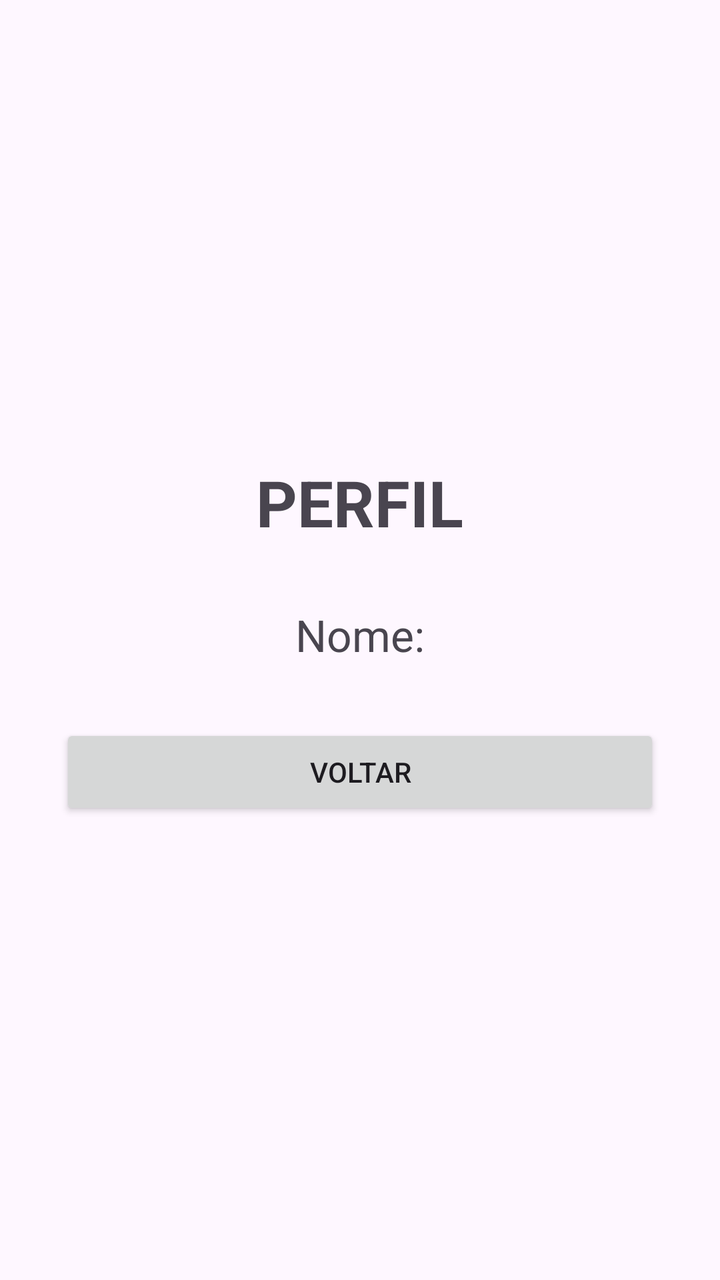
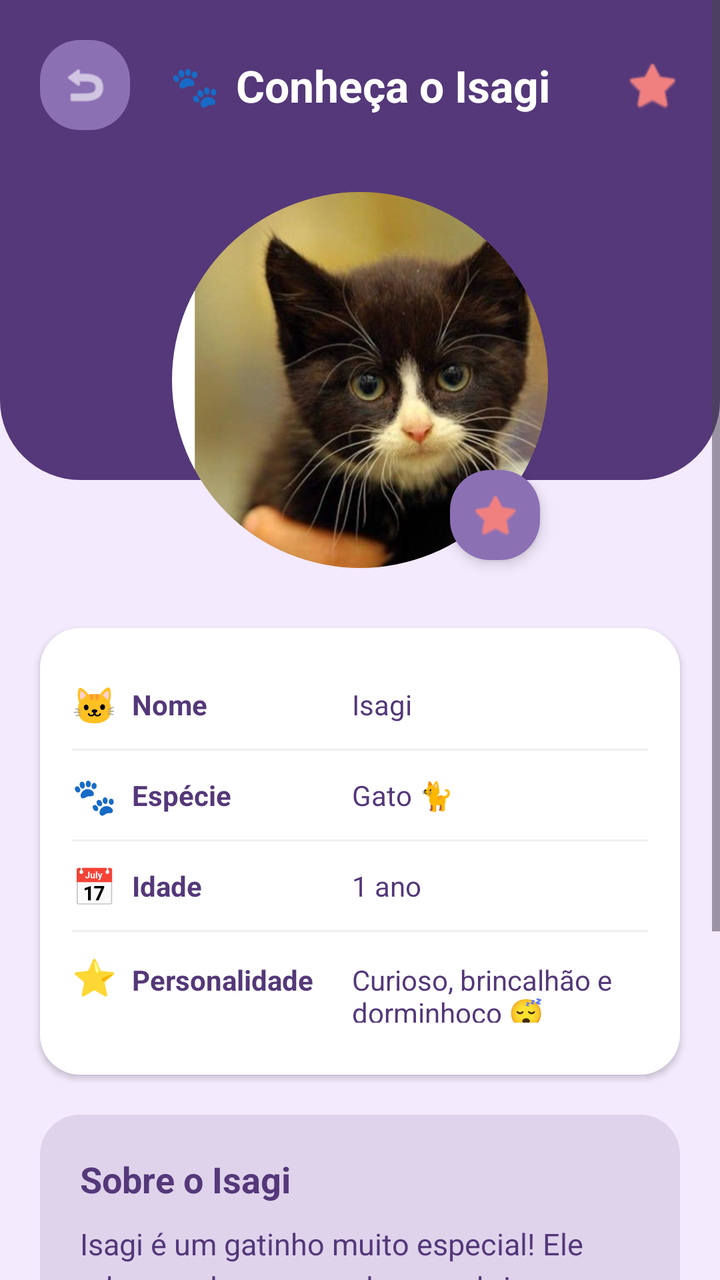

An Android layout rendered at two revisions. The XML below is the earlier revision; the diff shows what the commit changed to produce the second picture.
<!-- AndroidManifest.xml: application theme Theme.AttCarol -->
<!-- res/layout/activity_perfil.xml -->
<?xml version="1.0" encoding="utf-8"?>
<LinearLayout
    xmlns:android="http://schemas.android.com/apk/res/android"
    android:layout_width="match_parent"
    android:layout_height="match_parent"
    android:orientation="vertical"
    android:gravity="center"
    android:padding="30dp">

    <TextView
        android:layout_width="wrap_content"
        android:layout_height="wrap_content"
        android:text="PERFIL"
        android:textSize="32sp"
        android:textStyle="bold"
        android:layout_marginBottom="30dp"/>

    <TextView
        android:id="@+id/txtPerfilNome"
        android:layout_width="wrap_content"
        android:layout_height="wrap_content"
        android:text="Nome:"
        android:textSize="22sp"
        android:layout_marginBottom="30dp"/>

    <Button
        android:id="@+id/btnVoltar"
        android:layout_width="match_parent"
        android:layout_height="wrap_content"
        android:text="VOLTAR"/>

</LinearLayout>
<!-- resources referenced by this layout -->
<resources>
  <style name="Theme.AttCarol" parent="Base.Theme.AttCarol" />
  <style name="Base.Theme.AttCarol" parent="Theme.Material3.DayNight.NoActionBar">
          
          
      </style>
</resources>

<!-- the commit's change to res/layout/activity_perfil.xml (unified diff, before → after) -->
@@ -1,32 +1,230 @@
 <?xml version="1.0" encoding="utf-8"?>
-<LinearLayout
-    xmlns:android="http://schemas.android.com/apk/res/android"
+<androidx.constraintlayout.widget.ConstraintLayout xmlns:android="http://schemas.android.com/apk/res/android"
+    xmlns:app="http://schemas.android.com/apk/res-auto"
+    xmlns:tools="http://schemas.android.com/tools"
     android:layout_width="match_parent"
     android:layout_height="match_parent"
-    android:orientation="vertical"
-    android:gravity="center"
-    android:padding="30dp">
-
-    <TextView
-        android:layout_width="wrap_content"
-        android:layout_height="wrap_content"
-        android:text="PERFIL"
-        android:textSize="32sp"
-        android:textStyle="bold"
-        android:layout_marginBottom="30dp"/>
-
-    <TextView
-        android:id="@+id/txtPerfilNome"
-        android:layout_width="wrap_content"
-        android:layout_height="wrap_content"
-        android:text="Nome:"
-        android:textSize="22sp"
-        android:layout_marginBottom="30dp"/>
-
-    <Button
-        android:id="@+id/btnVoltar"
+    android:background="@color/screen_bg">
+
+    <ScrollView
         android:layout_width="match_parent"
-        android:layout_height="wrap_content"
-        android:text="VOLTAR"/>
-
-</LinearLayout>
+        android:layout_height="match_parent"
+        android:fillViewport="true">
+
+        <androidx.constraintlayout.widget.ConstraintLayout
+            android:layout_width="match_parent"
+            android:layout_height="wrap_content"
+            android:paddingBottom="24dp">
+
+            
+            <View
+                android:id="@+id/header_bg"
+                android:layout_width="match_parent"
+                android:layout_height="240dp"
+                android:background="@drawable/bg_header"
+                app:layout_constraintTop_toTopOf="parent" />
+
+            
+            <ImageButton
+                android:id="@+id/btnVoltar"
+                android:layout_width="45dp"
+                android:layout_height="45dp"
+                android:layout_marginStart="20dp"
+                android:layout_marginTop="20dp"
+                android:background="@drawable/card_white"
+                android:backgroundTint="#8B70B4"
+                android:padding="10dp"
+                android:scaleType="centerInside"
+                android:src="@android:drawable/ic_menu_revert"
+                app:layout_constraintStart_toStartOf="parent"
+                app:layout_constraintTop_toTopOf="parent"
+                app:tint="@color/white" />
+
+            
+            <LinearLayout
+                android:layout_width="wrap_content"
+                android:layout_height="wrap_content"
+                android:gravity="center_vertical"
+                android:orientation="horizontal"
+                app:layout_constraintBottom_toBottomOf="@+id/btnVoltar"
+                app:layout_constraintEnd_toEndOf="parent"
+                app:layout_constraintStart_toStartOf="parent"
+                app:layout_constraintTop_toTopOf="@+id/btnVoltar">
+
+                <TextView
+                    android:layout_width="wrap_content"
+                    android:layout_height="wrap_content"
+                    android:text="🐾"
+                    android:textSize="20sp" />
+
+                <TextView
+                    android:layout_width="wrap_content"
+                    android:layout_height="wrap_content"
+                    android:layout_marginStart="8dp"
+                    android:text="Conheça o Isagi"
+                    android:textColor="@color/white"
+                    android:textSize="22sp"
+                    android:textStyle="bold" />
+            </LinearLayout>
+
+            
+            <ImageView
+                android:layout_width="28dp"
+                android:layout_height="28dp"
+                android:layout_marginEnd="20dp"
+                android:src="@android:drawable/btn_star_big_on"
+                app:layout_constraintBottom_toBottomOf="@+id/btnVoltar"
+                app:layout_constraintEnd_toEndOf="parent"
+                app:layout_constraintTop_toTopOf="@+id/btnVoltar"
+                app:tint="#F08080" />
+
+            
+            <FrameLayout
+                android:id="@+id/profile_container"
+                android:layout_width="200dp"
+                android:layout_height="200dp"
+                android:layout_marginTop="90dp"
+                app:layout_constraintEnd_toEndOf="parent"
+                app:layout_constraintStart_toStartOf="parent"
+                app:layout_constraintTop_toTopOf="parent">
+
+                <com.google.android.material.imageview.ShapeableImageView
+                    android:id="@+id/imgPerfil"
+                    android:layout_width="match_parent"
+                    android:layout_height="match_parent"
+                    android:background="@color/white"
+                    android:padding="6dp"
+                    android:scaleType="centerCrop"
+                    android:src="@drawable/captura_de_tela_2026_09_04_094944"
+                    app:shapeAppearanceOverlay="@style/CircleImage" />
+
+                
+                <ImageView
+                    android:layout_width="45dp"
+                    android:layout_height="45dp"
+                    android:layout_gravity="bottom|end"
+                    android:layout_marginEnd="10dp"
+                    android:layout_marginBottom="10dp"
+                    android:background="@drawable/card_white"
+                    android:backgroundTint="#8B70B4"
+                    android:elevation="4dp"
+                    android:padding="10dp"
+                    android:src="@android:drawable/btn_star_big_on"
+                    app:tint="#F08080" />
+            </FrameLayout>
+
+            
+            <LinearLayout
+                android:id="@+id/info_card"
+                android:layout_width="match_parent"
+                android:layout_height="wrap_content"
+                android:layout_marginHorizontal="20dp"
+                android:layout_marginTop="24dp"
+                android:background="@drawable/card_white"
+                android:elevation="2dp"
+                android:orientation="vertical"
+                android:padding="16dp"
+                app:layout_constraintTop_toBottomOf="@id/profile_container">
+
+                
+                <LinearLayout
+                    android:layout_width="match_parent"
+                    android:layout_height="wrap_content"
+                    android:gravity="center_vertical"
+                    android:paddingVertical="10dp">
+                    <TextView android:layout_width="30dp" android:layout_height="wrap_content" android:text="🐱" android:textSize="18sp" />
+                    <TextView android:layout_width="110dp" android:layout_height="wrap_content" android:text="Nome" android:textColor="@color/text_dark" android:textStyle="bold" />
+                    <TextView
+                        android:id="@+id/txtPerfilNome"
+                        android:layout_width="wrap_content"
+                        android:layout_height="wrap_content"
+                        android:text="Isagi"
+                        android:textColor="@color/text_dark" />
+                </LinearLayout>
+                <View android:layout_width="match_parent" android:layout_height="1dp" android:background="#F0F0F0" />
+
+                
+                <LinearLayout
+                    android:layout_width="match_parent"
+                    android:layout_height="wrap_content"
+                    android:gravity="center_vertical"
+                    android:paddingVertical="10dp">
+                    <TextView android:layout_width="30dp" android:layout_height="wrap_content" android:text="🐾" android:textSize="18sp" />
+                    <TextView android:layout_width="110dp" android:layout_height="wrap_content" android:text="Espécie" android:textColor="@color/text_dark" android:textStyle="bold" />
+                    <TextView android:layout_width="wrap_content" android:layout_height="wrap_content" android:text="Gato 🐈" android:textColor="@color/text_dark" />
+                </LinearLayout>
+                <View android:layout_width="match_parent" android:layout_height="1dp" android:background="#F0F0F0" />
+
+                
+                <LinearLayout
+                    android:layout_width="match_parent"
+                    android:layout_height="wrap_content"
+                    android:gravity="center_vertical"
+                    android:paddingVertical="10dp">
+                    <TextView android:layout_width="30dp" android:layout_height="wrap_content" android:text="📅" android:textSize="18sp" />
+                    <TextView android:layout_width="110dp" android:layout_height="wrap_content" android:text="Idade" android:textColor="@color/text_dark" android:textStyle="bold" />
+                    <TextView android:layout_width="wrap_content" android:layout_height="wrap_content" android:text="1 ano" android:textColor="@color/text_dark" />
+                </LinearLayout>
+                <View android:layout_width="match_parent" android:layout_height="1dp" android:background="#F0F0F0" />
+
+                
+                <LinearLayout
+                    android:layout_width="match_parent"
+                    android:layout_height="wrap_content"
+                    android:gravity="top"
+                    android:paddingVertical="10dp">
+                    <TextView android:layout_width="30dp" android:layout_height="wrap_content" android:text="⭐" android:textSize="18sp" />
+                    <TextView android:layout_width="110dp" android:layout_height="wrap_content" android:text="Personalidade" android:textColor="@color/text_dark" android:textStyle="bold" />
+                    <TextView android:layout_width="0dp" android:layout_weight="1" android:layout_height="wrap_content" android:text="Curioso, brincalhão e dorminhoco 😴" android:textColor="@color/text_dark" />
+                </LinearLayout>
+            </LinearLayout>
+
+            
+            <LinearLayout
+                android:id="@+id/desc_card"
+                android:layout_width="match_parent"
+                android:layout_height="wrap_content"
+                android:layout_marginHorizontal="20dp"
+                android:layout_marginTop="20dp"
+                android:background="@drawable/bg_description"
+                android:orientation="vertical"
+                android:padding="20dp"
+                app:layout_constraintTop_toBottomOf="@id/info_card">
+
+                <TextView
+                    android:layout_width="wrap_content"
+                    android:layout_height="wrap_content"
+                    android:text="Sobre o Isagi"
+                    android:textColor="@color/text_dark"
+                    android:textSize="18sp"
+                    android:textStyle="bold" />
+
+                <TextView
+                    android:layout_width="match_parent"
+                    android:layout_height="wrap_content"
+                    android:layout_marginTop="10dp"
+                    android:lineSpacingExtra="4dp"
+                    android:text="Isagi é um gatinho muito especial! Ele adora explorar novos lugares, brincar com seus brinquedos favoritos e tirar aquele cochilo gostoso no sol. Muito carinhoso e companheiro, ele conquista todos por onde passa. 🐾💜"
+                    android:textColor="@color/text_dark"
+                    android:textSize="15sp" />
+            </LinearLayout>
+
+            
+            <androidx.appcompat.widget.AppCompatButton
+                android:id="@+id/btnConhecerMais"
+                android:layout_width="match_parent"
+                android:layout_height="65dp"
+                android:layout_marginHorizontal="20dp"
+                android:layout_marginTop="30dp"
+                android:background="@drawable/botao_roxo"
+                android:text="🐾 CONHECER MAIS  →"
+                android:textAllCaps="true"
+                android:textColor="@color/white"
+                android:textSize="18sp"
+                android:textStyle="bold"
+                app:layout_constraintTop_toBottomOf="@id/desc_card" />
+
+        </androidx.constraintlayout.widget.ConstraintLayout>
+    </ScrollView>
+
+</androidx.constraintlayout.widget.ConstraintLayout>
<!-- resource entries referenced after the edit -->
@@ -1,5 +1,38 @@
 <!-- resources referenced by this layout -->
 <resources>
+  <color name="screen_bg">#F3EAFD</color>
+  <color name="text_dark">#543879</color>
+  <color name="white">#FFFFFFFF</color>
+  <!-- drawable bg_description (drawable) -->
+  <?xml version="1.0" encoding="utf-8"?>
+  <shape xmlns:android="http://schemas.android.com/apk/res/android">
+      <solid android:color="#DFD3EC" />
+      <corners android:radius="20dp" />
+  </shape>
+  <!-- drawable bg_header (drawable) -->
+  <?xml version="1.0" encoding="utf-8"?>
+  <shape xmlns:android="http://schemas.android.com/apk/res/android">
+      <solid android:color="#543879" />
+      <corners
+          android:bottomLeftRadius="40dp"
+          android:bottomRightRadius="40dp" />
+  </shape>
+  <!-- drawable botao_roxo (drawable) -->
+  <?xml version="1.0" encoding="utf-8"?>
+  <shape xmlns:android="http://schemas.android.com/apk/res/android">
+      <solid android:color="#7357A4" />
+      <corners android:radius="30dp" />
+  </shape>
+  <!-- drawable captura_de_tela_2026_09_04_094944: png bitmap (drawable, 417196 bytes) -->
+  <!-- drawable card_white (drawable) -->
+  <?xml version="1.0" encoding="utf-8"?>
+  <shape xmlns:android="http://schemas.android.com/apk/res/android">
+      <solid android:color="@color/white" />
+      <corners android:radius="20dp" />
+  </shape>
+  <style name="CircleImage" parent="">
+          <item name="cornerSize">50%</item>
+      </style>
   <style name="Theme.AttCarol" parent="Base.Theme.AttCarol" />
   <style name="Base.Theme.AttCarol" parent="Theme.Material3.DayNight.NoActionBar">
           
